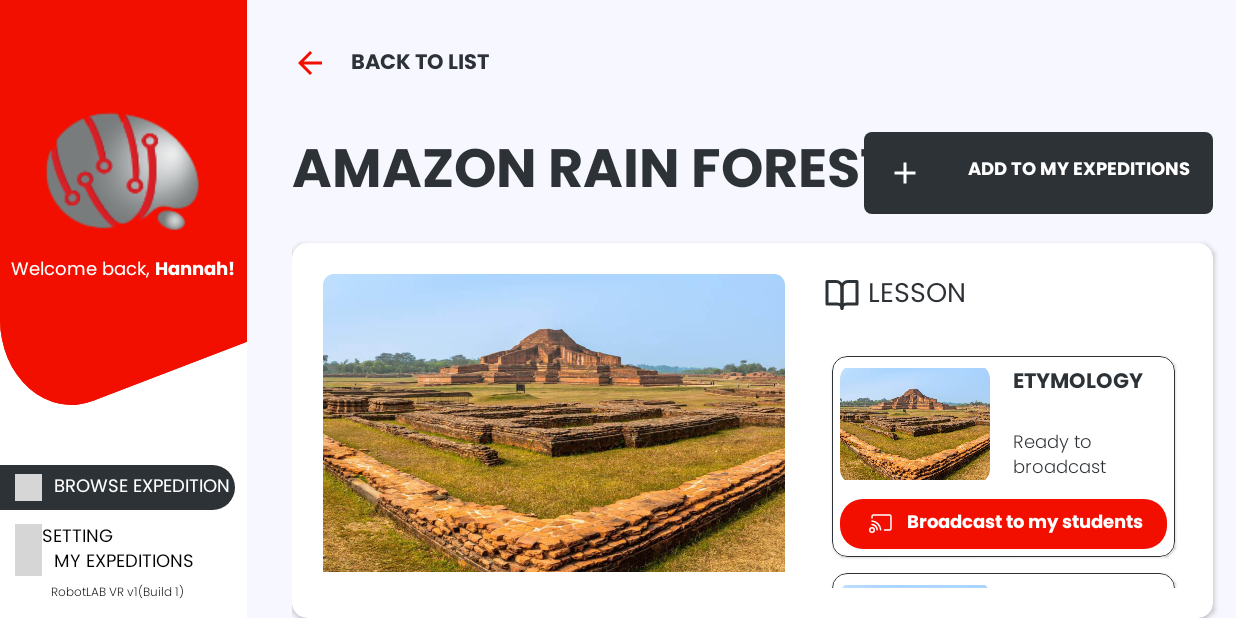
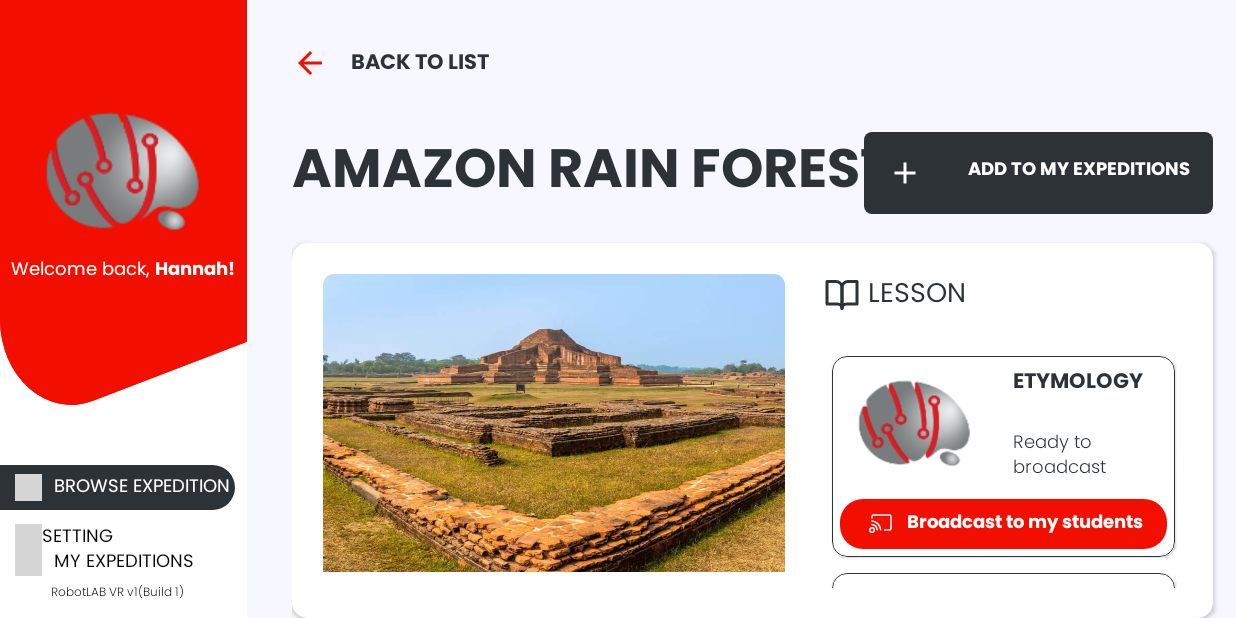
Before and after one commit to gafurcseku/VR-Expeditions-2, an Android app: the fragment ExpeditionDetailsFragment placed in its activity, after a tap on "ADD TO MY EXPEDITIONS", on a phone screen of 824 x 412 dp (held sideways). Run offline under Robolectric (Android 15) with nearby library versions, the phone set to English and light mode, and no system bars; our stand-ins replace Room's generated code; libraries missing offline, so code that uses them is left out: com.downloader; pictures from the network do not load; grey boxes are pictures that could not be loaded.

Commit message:
added code

```diff
--- a/app/src/main/java/com/robotlab/expeditions2/activity/expedition/ExpeditionViewModel.java
+++ b/app/src/main/java/com/robotlab/expeditions2/activity/expedition/ExpeditionViewModel.java
@@ -27,7 +27,7 @@ public class ExpeditionViewModel extends ViewModel {
     private List<Expedition> getDummyData(){
         List<Expedition> expeditionList = new ArrayList<>();
         for (int i = 0 ; i < 30 ; i++){
-            expeditionList.add(new Expedition(0,"https://cdn.slashgear.com/wp-content/uploads/2020/05/deadly-wallpaper-1280x720.jpg","Ancient Maya","The Maya civilization was a Mesoamerican civilization developed by the Maya …","11 lessons","6-10 grade","Civilization"));
+            expeditionList.add(new Expedition(0,"https://cdn.slashgear.com/wp-content/uploads/2020/05/deadly-wallpaper-1280x720.jpg","Ancient Maya","The Maya civilization was a Mesoamerican civilization developed by the Maya …",1,i+" lessons","6-"+i+" grade","Civilization","","Student Handout Files","The_forest_of_the_world.pdf (452 KB)"));
         }
         return expeditionList;
     }
--- a/app/src/main/java/com/robotlab/expeditions2/activity/expeditionDetails/ExpeditionDetailAdapter.java
+++ b/app/src/main/java/com/robotlab/expeditions2/activity/expeditionDetails/ExpeditionDetailAdapter.java
@@ -8,6 +8,8 @@ import android.view.ViewGroup;
 import androidx.annotation.NonNull;
 import androidx.recyclerview.widget.RecyclerView;
 
+import com.bumptech.glide.Glide;
+import com.robotlab.expeditions2.R;
 import com.robotlab.expeditions2.databinding.LessonListLayoutBinding;
 import com.robotlab.expeditions2.model.Lesson;
 
@@ -51,6 +53,11 @@ public class ExpeditionDetailAdapter extends RecyclerView.Adapter<ExpeditionDeta
         public void bind(Lesson lesson){
             binding.titleTextView.setText(lesson.getTitle());
             binding.subtitleTextView.setText(lesson.getSubtitle());
+            Glide.with(context)
+                    .load(lesson.getImage())
+                    .centerCrop()
+                    .placeholder(R.drawable.ic_application_icon)
+                    .into(binding.logoImage);
         }
     }
 }
--- a/app/src/main/java/com/robotlab/expeditions2/activity/expeditionDetails/ExpeditionDetailsFragment.java
+++ b/app/src/main/java/com/robotlab/expeditions2/activity/expeditionDetails/ExpeditionDetailsFragment.java
@@ -22,8 +22,7 @@ import com.robotlab.expeditions2.utility.FileStore;
 
 import java.util.ArrayList;
 import java.util.List;
-
-
+import java.util.TooManyListenersException;
 
 
 public class ExpeditionDetailsFragment extends BaseFragment implements View.OnClickListener {
@@ -62,6 +61,7 @@ public class ExpeditionDetailsFragment extends BaseFragment implements View.OnCl
         showInformation();
         binding.MyExpeditionTextView.setOnClickListener(view -> {
             database.expeditionDao().insert(expedition);
+            showLongToast("Add to My Expeditions complete");
         });
         binding.downloadImageView.setOnClickListener(view -> {
             FileDownload();
@@ -72,7 +72,7 @@ public class ExpeditionDetailsFragment extends BaseFragment implements View.OnCl
     private List<Lesson> getDummy(){
         List<Lesson> lessonList = new ArrayList<>();
         for (int i= 0 ; i<50;i++){
-            lessonList.add(new Lesson("Etymology","Ready to broadcast",null));
+            lessonList.add(new Lesson("Etymology","Ready to broadcast","https://gisgeography.com/wp-content/uploads/2015/09/map-of-the-world-429784_1280-678x322.jpg"));
         }
         return  lessonList;
     }
@@ -102,6 +102,11 @@ public class ExpeditionDetailsFragment extends BaseFragment implements View.OnCl
             Glide.with(context).load(expedition.getImage_url()).centerCrop().placeholder(R.drawable.ic_application_icon).into(binding.topLogoImageView);
             binding.titleTextView.setText(expedition.getTitle());
             binding.subtitleTextView.setText(expedition.getDescription());
+            binding.lessonNumberTextView.setText(expedition.getLesson());
+            binding.gradeTextView.setText(expedition.getGrade());
+            binding.typeTextView.setText(expedition.getType());
+            binding.fileNameTextView.setText(expedition.getPdfName());
+            binding.fileInformationTextView.setText(expedition.getPdfTitle());
         }
     }
 
--- a/app/src/main/java/com/robotlab/expeditions2/model/Expedition.java
+++ b/app/src/main/java/com/robotlab/expeditions2/model/Expedition.java
@@ -10,7 +10,6 @@ import java.io.Serializable;
 public class Expedition implements Serializable {
     @PrimaryKey(autoGenerate = true)
     private int _id;
-    //https://cdn.slashgear.com/wp-content/uploads/2020/05/deadly-wallpaper-1280x720.jpg
     private String image_url;
     private String title;
     private String description;
@@ -20,20 +19,25 @@ public class Expedition implements Serializable {
     private String type;
     private String pdfUrl;
     private String pdfName;
+    private String pdfTitle;
 
     public Expedition(){
 
     }
 
     @Ignore
-    public Expedition(int _id,String image_url, String title, String description, String lesson, String grade, String type) {
+    public Expedition(int _id, String image_url, String title, String description, int category, String lesson, String grade, String type, String pdfUrl, String pdfName, String pdfTitle) {
         this._id = _id;
         this.image_url = image_url;
         this.title = title;
         this.description = description;
+        this.category = category;
         this.lesson = lesson;
         this.grade = grade;
         this.type = type;
+        this.pdfUrl = pdfUrl;
+        this.pdfName = pdfName;
+        this.pdfTitle = pdfTitle;
     }
 
     public int get_id() {
@@ -68,6 +72,14 @@ public class Expedition implements Serializable {
         this.description = description;
     }
 
+    public int getCategory() {
+        return category;
+    }
+
+    public void setCategory(int category) {
+        this.category = category;
+    }
+
     public String getLesson() {
         return lesson;
     }
@@ -92,14 +104,6 @@ public class Expedition implements Serializable {
         this.type = type;
     }
 
-    public int getCategory() {
-        return category;
-    }
-
-    public void setCategory(int category) {
-        this.category = category;
-    }
-
     public String getPdfUrl() {
         return pdfUrl;
     }
@@ -115,4 +119,12 @@ public class Expedition implements Serializable {
     public void setPdfName(String pdfName) {
         this.pdfName = pdfName;
     }
+
+    public String getPdfTitle() {
+        return pdfTitle;
+    }
+
+    public void setPdfTitle(String pdfTitle) {
+        this.pdfTitle = pdfTitle;
+    }
 }
```
Also changed, not shown: app/src/main/java/com/robotlab/expeditions2/activity/MyExpedition/MyExpeditionAdapter.java (+7 -0 lines), app/src/main/java/com/robotlab/expeditions2/activity/MyExpedition/MyExpeditionViewModel.java (+0 -8 lines).
